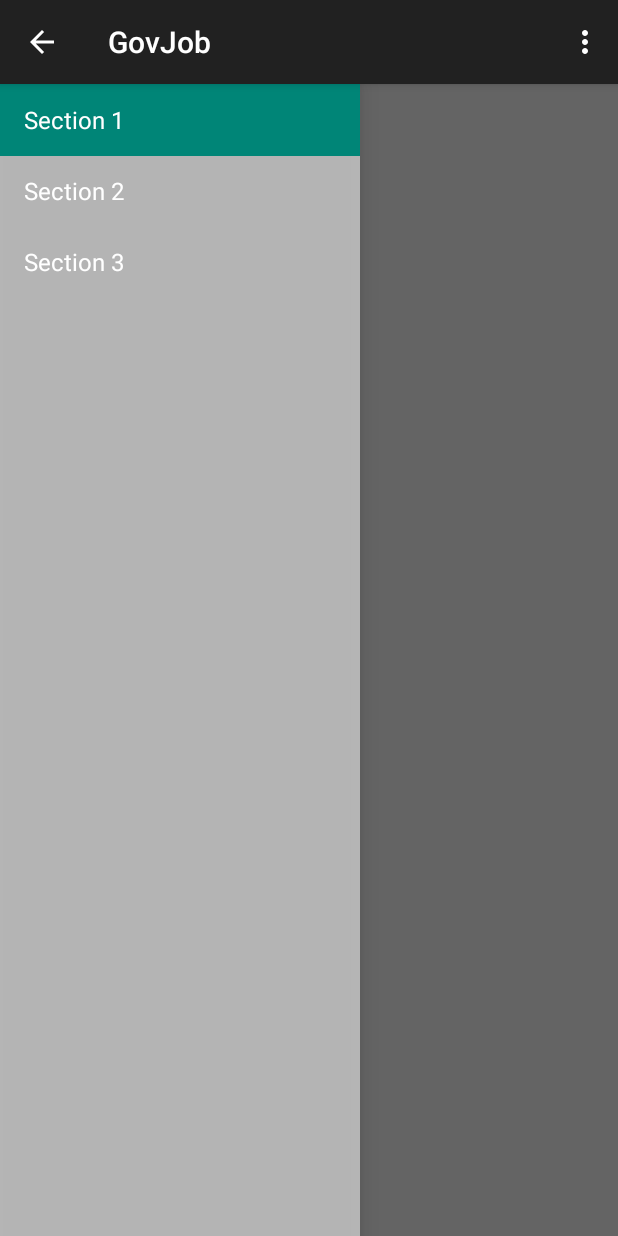
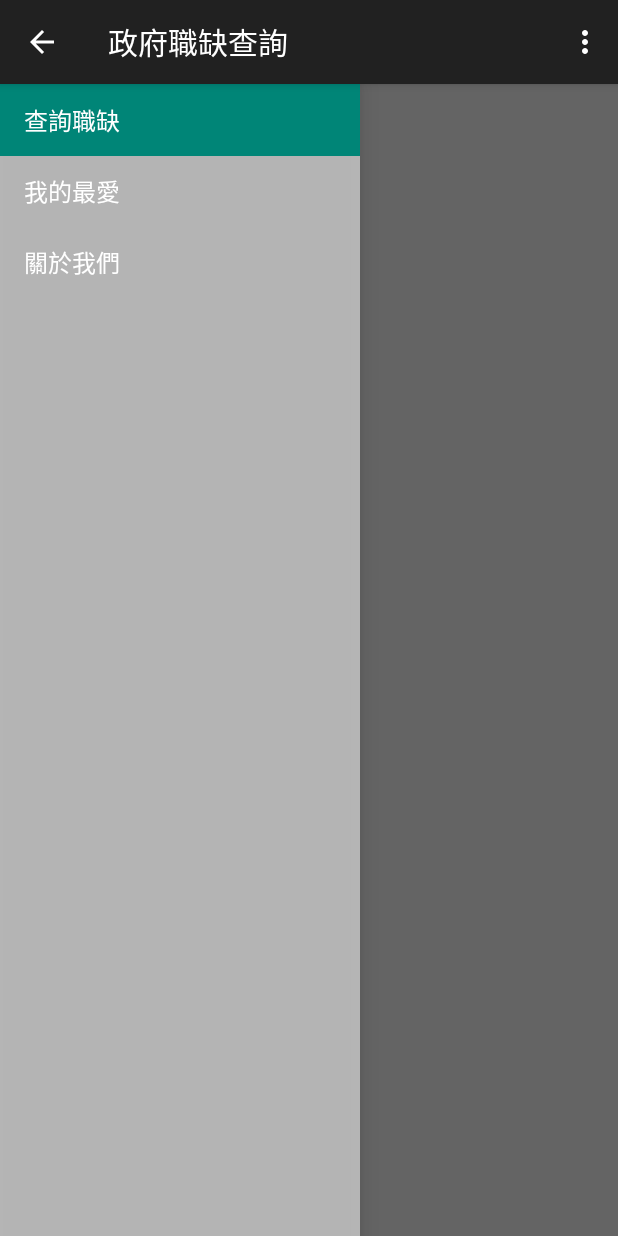
Before and after one commit to jiuju0317/GovJob, an Android app: the screen it shows after launch (MainActivity), on a phone screen of 412 x 824 dp. Run offline under Robolectric (Android 15) with nearby library versions, the phone set to English and light mode, and no system bars; 2 statements that could not run were skipped.

Commit message:
主版_請堂哥研究一下

```diff
--- a/app/src/main/java/com/stone/govjob/MainActivity.java
+++ b/app/src/main/java/com/stone/govjob/MainActivity.java
@@ -5,18 +5,14 @@ import android.support.v7.app.ActionBarActivity;
 import android.support.v7.app.ActionBar;
 import android.support.v4.app.Fragment;
 import android.support.v4.app.FragmentManager;
-import android.content.Context;
-import android.os.Build;
 import android.os.Bundle;
-import android.view.Gravity;
+import android.util.Log;
 import android.view.LayoutInflater;
 import android.view.Menu;
 import android.view.MenuItem;
 import android.view.View;
 import android.view.ViewGroup;
 import android.support.v4.widget.DrawerLayout;
-import android.widget.ArrayAdapter;
-import android.widget.TextView;
 
 
 public class MainActivity extends ActionBarActivity
@@ -37,6 +33,8 @@ public class MainActivity extends ActionBarActivity
     protected void onCreate(Bundle savedInstanceState) {
         super.onCreate(savedInstanceState);
         setContentView(R.layout.activity_main);
+
+        Log.i("Stone", "onCreate");
 
         mNavigationDrawerFragment = (NavigationDrawerFragment)
                 getSupportFragmentManager().findFragmentById(R.id.navigation_drawer);
@@ -116,6 +114,7 @@ public class MainActivity extends ActionBarActivity
          * fragment.
          */
         private static final String ARG_SECTION_NUMBER = "section_number";
+        private static int _sectionNumber;
 
         /**
          * Returns a new instance of this fragment for the given section
@@ -123,6 +122,9 @@ public class MainActivity extends ActionBarActivity
          */
         public static PlaceholderFragment newInstance(int sectionNumber) {
             PlaceholderFragment fragment = new PlaceholderFragment();
+
+            _sectionNumber = sectionNumber;
+            //Log.i("Stone", Integer.toString(sectionNumber));
             Bundle args = new Bundle();
             args.putInt(ARG_SECTION_NUMBER, sectionNumber);
             fragment.setArguments(args);
@@ -135,7 +137,34 @@ public class MainActivity extends ActionBarActivity
         @Override
         public View onCreateView(LayoutInflater inflater, ViewGroup container,
                                  Bundle savedInstanceState) {
-            View rootView = inflater.inflate(R.layout.fragment_main, container, false);
+
+            //Log.i("Stone", "onCreateView");
+            //int state = savedInstanceState.getInt(ARG_SECTION_NUMBER);
+
+            Log.i("Stone", Integer.toString(_sectionNumber));
+
+            View rootView = null;
+            switch (_sectionNumber) {
+                case 1:
+                    rootView = inflater.inflate(R.layout.queryjob, container, false);
+
+                    /*
+                    this.
+                    getActivity().
+                    getSupportFragmentManager().
+                    beginTransaction().replace(R.id.container,new data()).
+                    commit();
+                    */
+                    break;
+                case 2:
+                    rootView = inflater.inflate(R.layout.favorite, container, false);
+                    break;
+                case 3:
+                    rootView = inflater.inflate(R.layout.abort, container, false);
+                    break;
+            }
+
+
             return rootView;
         }
 
--- a/app/src/main/java/com/stone/govjob/NavigationDrawerFragment.java
+++ b/app/src/main/java/com/stone/govjob/NavigationDrawerFragment.java
@@ -89,6 +89,8 @@ public class NavigationDrawerFragment extends Fragment {
     @Override
     public View onCreateView(LayoutInflater inflater, ViewGroup container,
                              Bundle savedInstanceState) {
+
+
         mDrawerListView = (ListView) inflater.inflate(
                 R.layout.fragment_navigation_drawer, container, false);
         mDrawerListView.setOnItemClickListener(new AdapterView.OnItemClickListener() {
@@ -107,6 +109,8 @@ public class NavigationDrawerFragment extends Fragment {
                         getString(R.string.title_section3),
                 }));
         mDrawerListView.setItemChecked(mCurrentSelectedPosition, true);
+
+
         return mDrawerListView;
     }
 
--- a/app/src/main/res/values/strings.xml
+++ b/app/src/main/res/values/strings.xml
@@ -1,9 +1,9 @@
 <resources>
-    <string name="app_name">GovJob</string>
+    <string name="app_name">政府職缺查詢</string>
 
-    <string name="title_section1">Section 1</string>
-    <string name="title_section2">Section 2</string>
-    <string name="title_section3">Section 3</string>
+    <string name="title_section1">查詢職缺</string>
+    <string name="title_section2">我的最愛</string>
+    <string name="title_section3">關於我們</string>
 
     <string name="navigation_drawer_open">Open navigation drawer</string>
     <string name="navigation_drawer_close">Close navigation drawer</string>
```
Also changed, not shown: app/src/main/res/layout/abort.xml (added, +13 -0 lines), app/src/main/res/layout/favorite.xml (added, +13 -0 lines), app/src/main/res/layout/queryjob.xml (added, +13 -0 lines), 2 other files.
